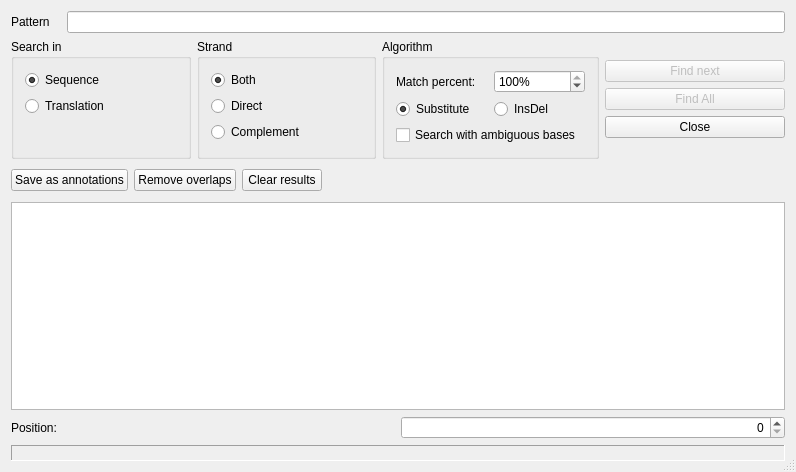
The window that src/corelibs/U2View/src/util_find_dialog/ui/FindDialogUI.ui (violethaze74/ugene) describes before a commit, drawn with Qt 5.
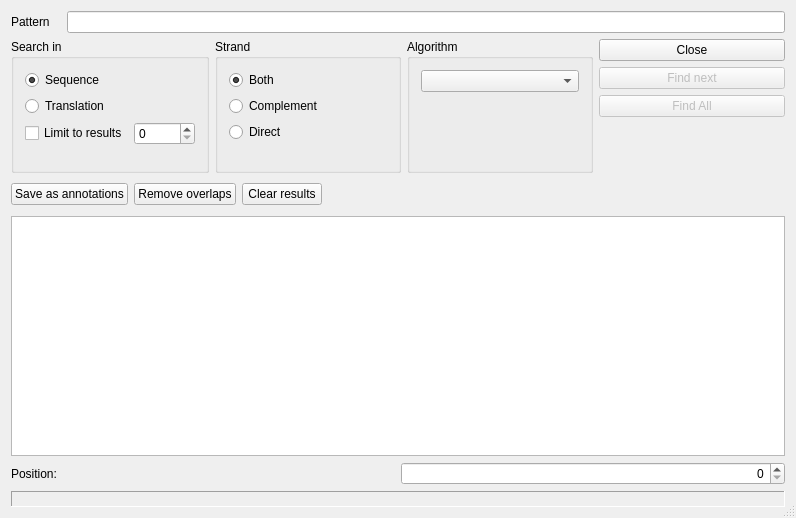
The same window after the commit.

Diff of the .ui file:
```diff
--- a/src/corelibs/U2View/src/util_find_dialog/ui/FindDialogUI.ui
+++ b/src/corelibs/U2View/src/util_find_dialog/ui/FindDialogUI.ui
@@ -7,7 +7,7 @@
     <x>0</x>
     <y>0</y>
     <width>796</width>
-    <height>472</height>
+    <height>518</height>
    </rect>
   </property>
   <property name="sizePolicy">
@@ -144,6 +144,30 @@
           </property>
          </widget>
         </item>
+        <item>
+         <layout class="QHBoxLayout" name="horizontalLayout_3">
+          <property name="bottomMargin">
+           <number>1</number>
+          </property>
+          <item>
+           <widget class="QCheckBox" name="boxUseMaxResult">
+            <property name="text">
+             <string>Limit to results</string>
+            </property>
+           </widget>
+          </item>
+          <item>
+           <widget class="QSpinBox" name="boxMaxResult">
+            <property name="maximum">
+             <number>50000</number>
+            </property>
+            <property name="singleStep">
+             <number>100</number>
+            </property>
+           </widget>
+          </item>
+         </layout>
+        </item>
         <item>
          <spacer name="verticalSpacer">
           <property name="orientation">
@@ -152,7 +176,7 @@
           <property name="sizeHint" stdset="0">
            <size>
             <width>20</width>
-            <height>25</height>
+            <height>0</height>
            </size>
           </property>
          </spacer>
@@ -182,6 +206,22 @@
           </property>
          </widget>
         </item>
+        <item>
+         <widget class="QRadioButton" name="rbComplement">
+          <property name="toolTip">
+           <string/>
+          </property>
+          <property name="whatsThis">
+           <string>Search pattern in complement strand only</string>
+          </property>
+          <property name="text">
+           <string>Complement</string>
+          </property>
+          <property name="shortcut">
+           <string/>
+          </property>
+         </widget>
+        </item>
         <item>
          <widget class="QRadioButton" name="rbDirect">
           <property name="toolTip">
@@ -201,22 +241,6 @@
           </property>
          </widget>
         </item>
-        <item>
-         <widget class="QRadioButton" name="rbComplement">
-          <property name="toolTip">
-           <string/>
-          </property>
-          <property name="whatsThis">
-           <string>Search pattern in complement strand only</string>
-          </property>
-          <property name="text">
-           <string>Complement</string>
-          </property>
-          <property name="shortcut">
-           <string/>
-          </property>
-         </widget>
-        </item>
         <item>
          <spacer name="verticalSpacer_2">
           <property name="orientation">
@@ -225,7 +249,7 @@
           <property name="sizeHint" stdset="0">
            <size>
             <width>20</width>
-            <height>0</height>
+            <height>17</height>
            </size>
           </property>
          </spacer>
@@ -236,7 +260,7 @@
      <item>
       <widget class="QGroupBox" name="bgAlgo">
        <property name="sizePolicy">
-        <sizepolicy hsizetype="Minimum" vsizetype="Minimum">
+        <sizepolicy hsizetype="Ignored" vsizetype="Ignored">
          <horstretch>0</horstretch>
          <verstretch>0</verstretch>
         </sizepolicy>
@@ -246,110 +270,42 @@
        </property>
        <layout class="QVBoxLayout" name="verticalLayout_3">
         <item>
-         <layout class="QHBoxLayout">
-          <item>
-           <widget class="QLabel" name="lMatch">
-            <property name="enabled">
-             <bool>true</bool>
-            </property>
-            <property name="text">
-             <string>Match percent:</string>
-            </property>
-            <property name="wordWrap">
-             <bool>false</bool>
-            </property>
-            <property name="buddy">
-             <cstring>sbMatch</cstring>
-            </property>
-           </widget>
-          </item>
-          <item>
-           <widget class="QSpinBox" name="sbMatch">
-            <property name="enabled">
-             <bool>true</bool>
-            </property>
-            <property name="sizePolicy">
-             <sizepolicy hsizetype="Minimum" vsizetype="Minimum">
-              <horstretch>0</horstretch>
-              <verstretch>0</verstretch>
-             </sizepolicy>
-            </property>
-            <property name="toolTip">
-             <string/>
-            </property>
-            <property name="whatsThis">
-             <string>A minimal percent to match pattern</string>
-            </property>
-            <property name="suffix">
-             <string>%</string>
-            </property>
-            <property name="minimum">
-             <number>1</number>
-            </property>
-            <property name="maximum">
-             <number>100</number>
-            </property>
-            <property name="value">
-             <number>100</number>
-            </property>
-           </widget>
-          </item>
-         </layout>
+         <widget class="QComboBox" name="boxAlg"/>
         </item>
         <item>
-         <layout class="QHBoxLayout" name="horizontalLayout_2">
+         <layout class="QVBoxLayout" name="layoutAlgorithmSettings">
+          <property name="spacing">
+           <number>6</number>
+          </property>
+          <property name="sizeConstraint">
+           <enum>QLayout::SetDefaultConstraint</enum>
+          </property>
+          <property name="bottomMargin">
+           <number>0</number>
+          </property>
           <item>
-           <widget class="QRadioButton" name="rbMismatchAlg">
-            <property name="toolTip">
-             <string>Allow mismatches only</string>
+           <layout class="QHBoxLayout" name="horizontalLayout_5">
+            <property name="spacing">
+             <number>0</number>
             </property>
             <property name="whatsThis">
              <string>Allow mismatches only</string>
             </property>
-            <property name="text">
-             <string>Substitute</string>
+            <property name="bottomMargin">
+             <number>0</number>
             </property>
-            <property name="shortcut">
-             <string/>
-            </property>
-            <property name="checked">
-             <bool>true</bool>
-            </property>
-           </widget>
+           </layout>
           </item>
-          <item>
-           <widget class="QRadioButton" name="rbInsDelAlg">
-            <property name="toolTip">
-             <string>Allow insertions and deletions</string>
-            </property>
-            <property name="whatsThis">
-             <string>Allow insertions and deletions</string>
-            </property>
-            <property name="text">
-             <string>InsDel</string>
-            </property>
-            <property name="shortcut">
-             <string/>
-            </property>
-           </widget>
-          </item>
          </layout>
         </item>
-        <item>
-         <widget class="QCheckBox" name="useAmbiguousBasesBox">
-          <property name="toolTip">
-           <string>When this option is used insertions and deletions are not supported.</string>
-          </property>
-          <property name="text">
-           <string>Search with ambiguous bases </string>
-          </property>
-         </widget>
-        </item>
         <item>
          <spacer name="verticalSpacer_3">
           <property name="orientation">
            <enum>Qt::Vertical</enum>
           </property>
+          <property name="sizeType">
+           <enum>QSizePolicy::MinimumExpanding</enum>
+          </property>
           <property name="sizeHint" stdset="0">
            <size>
             <width>20</width>
@@ -364,20 +320,26 @@
      <item>
       <layout class="QVBoxLayout">
        <item>
-        <spacer name="spacer4_2">
-         <property name="orientation">
-          <enum>Qt::Vertical</enum>
+        <widget class="QPushButton" name="pbClose">
+         <property name="sizePolicy">
+          <sizepolicy hsizetype="Minimum" vsizetype="Fixed">
+           <horstretch>0</horstretch>
+           <verstretch>0</verstretch>
+          </sizepolicy>
          </property>
-         <property name="sizeType">
-          <enum>QSizePolicy::MinimumExpanding</enum>
+         <property name="toolTip">
+          <string/>
          </property>
-         <property name="sizeHint" stdset="0">
-          <size>
-           <width>20</width>
-           <height>1</height>
-          </size>
+         <property name="whatsThis">
+          <string>Close</string>
          </property>
-        </spacer>
+         <property name="text">
+          <string>Close</string>
+         </property>
+         <property name="shortcut">
+          <string/>
+         </property>
+        </widget>
        </item>
        <item>
         <widget class="QPushButton" name="pbFind">
@@ -436,29 +398,7 @@
         </widget>
        </item>
        <item>
-        <widget class="QPushButton" name="pbClose">
-         <property name="sizePolicy">
-          <sizepolicy hsizetype="Minimum" vsizetype="Fixed">
-           <horstretch>0</horstretch>
-           <verstretch>0</verstretch>
-          </sizepolicy>
-         </property>
-         <property name="toolTip">
-          <string/>
-         </property>
-         <property name="whatsThis">
-          <string>Close</string>
-         </property>
-         <property name="text">
-          <string>Close</string>
-         </property>
-         <property name="shortcut">
-          <string/>
-         </property>
-        </widget>
-       </item>
-       <item>
-        <spacer name="spacer4">
+        <spacer name="spacer4_2">
          <property name="orientation">
           <enum>Qt::Vertical</enum>
          </property>
```
Left out of the diff: 111 changed lines with no effect on the pictures.
